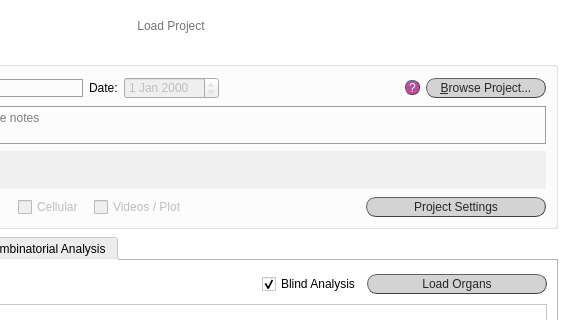
The window that src/gui/ui/load_project_screen.ui (jsanchez679/morphoHeart_rev) describes before a commit, drawn with Qt 5; both pictures show x 227 to 796 and y 0 to 320 of the 796 by 733 pixel window.
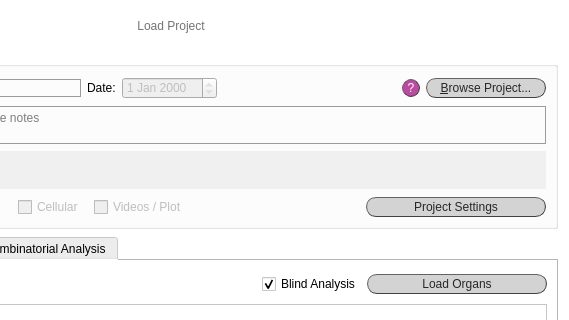
The same window after the commit.

The edit to the form file:
```diff
--- a/src/gui/ui/load_project_screen.ui
+++ b/src/gui/ui/load_project_screen.ui
@@ -181,18 +181,18 @@
            <widget class="QPushButton" name="q_orient">
             <property name="minimumSize">
              <size>
-              <width>15</width>
-              <height>15</height>
+              <width>18</width>
+              <height>18</height>
              </size>
             </property>
             <property name="maximumSize">
              <size>
-              <width>15</width>
-              <height>15</height>
+              <width>18</width>
+              <height>18</height>
              </size>
             </property>
             <property name="styleSheet">
-             <string notr="true">QPushButton{border-radius:7px;
+             <string notr="true">QPushButton{border-radius:9px;
 border-width: 1px;
 border-style: outset;
 border-color: rgb(66, 66, 66);
```
